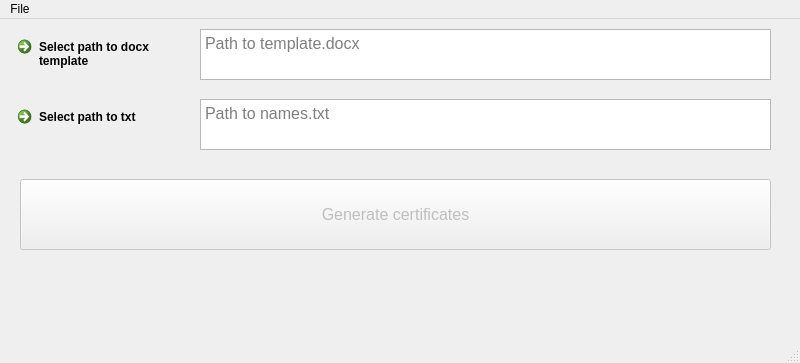
Before: the Qt Designer form design.ui in trnkv/certificates-generator, drawn with Qt 5.
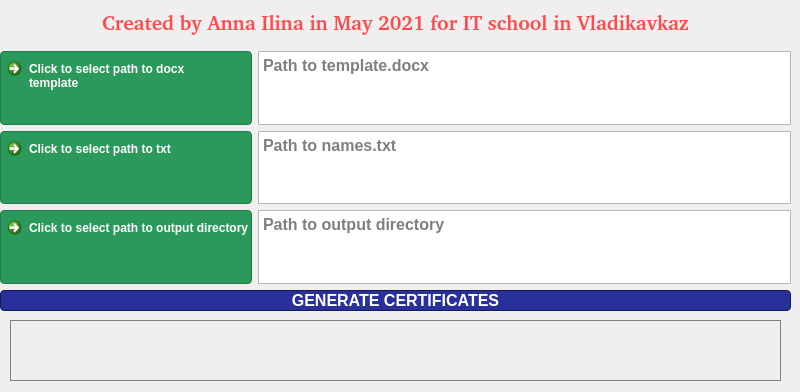
After: the same form once the commit is applied.

```diff
--- a/design.ui
+++ b/design.ui
@@ -7,95 +7,809 @@
     <x>0</x>
     <y>0</y>
     <width>800</width>
-    <height>363</height>
+    <height>392</height>
    </rect>
   </property>
+  <property name="font">
+   <font>
+    <pointsize>14</pointsize>
+    <weight>75</weight>
+    <bold>true</bold>
+   </font>
+  </property>
   <property name="windowTitle">
    <string>MainWindow</string>
   </property>
   <widget class="QWidget" name="centralwidget">
-   <widget class="QTextBrowser" name="tb_docx">
+   <widget class="QWidget" name="verticalLayoutWidget">
     <property name="geometry">
      <rect>
-      <x>200</x>
+      <x>0</x>
       <y>10</y>
-      <width>571</width>
-      <height>51</height>
+      <width>791</width>
+      <height>301</height>
      </rect>
     </property>
-    <property name="font">
-     <font>
-      <pointsize>12</pointsize>
-     </font>
-    </property>
-    <property name="placeholderText">
-     <string>Path to template.docx</string>
-    </property>
-   </widget>
-   <widget class="QCommandLinkButton" name="bt_docx">
-    <property name="geometry">
-     <rect>
-      <x>10</x>
-      <y>10</y>
-      <width>181</width>
-      <height>51</height>
-     </rect>
-    </property>
-    <property name="font">
-     <font>
-      <family>Segoe UI</family>
-      <pointsize>9</pointsize>
-     </font>
-    </property>
-    <property name="text">
-     <string>Select path to docx
+    <layout class="QVBoxLayout" name="verticalLayout_2">
+     <item>
+      <widget class="QLabel" name="label_author">
+       <property name="font">
+        <font>
+         <family>‘Enriqueta’,arial,serif</family>
+         <pointsize>-1</pointsize>
+         <weight>75</weight>
+         <italic>false</italic>
+         <bold>true</bold>
+         <underline>false</underline>
+        </font>
+       </property>
+       <property name="styleSheet">
+        <string notr="true">font-family: ‘Enriqueta’, arial, serif; line-height: 1.25; margin: 0 0 10px; font-size: 20px; font-weight: bold; color: rgb(255, 74, 74); text-shadow: 0px 3px 0px #b2a98f, 0px 14px 10px rgba(0,0,0,0.15), 0px 24px 2px rgba(0,0,0,0.1), 0px 34px 30px rgba(0,0,0,0.1);
+</string>
+       </property>
+       <property name="text">
+        <string>Created by Anna Ilina in May 2021 for IT school in Vladikavkaz</string>
+       </property>
+       <property name="alignment">
+        <set>Qt::AlignCenter</set>
+       </property>
+      </widget>
+     </item>
+     <item>
+      <layout class="QGridLayout" name="gridLayout">
+       <item row="3" column="0">
+        <widget class="QCommandLinkButton" name="bt_output">
+         <property name="palette">
+          <palette>
+           <active>
+            <colorrole role="WindowText">
+             <brush brushstyle="SolidPattern">
+              <color alpha="255">
+               <red>255</red>
+               <green>255</green>
+               <blue>255</blue>
+              </color>
+             </brush>
+            </colorrole>
+            <colorrole role="Button">
+             <brush brushstyle="SolidPattern">
+              <color alpha="255">
+               <red>43</red>
+               <green>153</green>
+               <blue>91</blue>
+              </color>
+             </brush>
+            </colorrole>
+            <colorrole role="Text">
+             <brush brushstyle="SolidPattern">
+              <color alpha="255">
+               <red>255</red>
+               <green>255</green>
+               <blue>255</blue>
+              </color>
+             </brush>
+            </colorrole>
+            <colorrole role="ButtonText">
+             <brush brushstyle="SolidPattern">
+              <color alpha="255">
+               <red>255</red>
+               <green>255</green>
+               <blue>255</blue>
+              </color>
+             </brush>
+            </colorrole>
+            <colorrole role="Base">
+             <brush brushstyle="SolidPattern">
+              <color alpha="255">
+               <red>43</red>
+               <green>153</green>
+               <blue>91</blue>
+              </color>
+             </brush>
+            </colorrole>
+            <colorrole role="Window">
+             <brush brushstyle="SolidPattern">
+              <color alpha="255">
+               <red>43</red>
+               <green>153</green>
+               <blue>91</blue>
+              </color>
+             </brush>
+            </colorrole>
+            <colorrole role="PlaceholderText">
+             <brush brushstyle="NoBrush">
+              <color alpha="128">
+               <red>255</red>
+               <green>255</green>
+               <blue>255</blue>
+              </color>
+             </brush>
+            </colorrole>
+           </active>
+           <inactive>
+            <colorrole role="WindowText">
+             <brush brushstyle="SolidPattern">
+              <color alpha="255">
+               <red>255</red>
+               <green>255</green>
+               <blue>255</blue>
+              </color>
+             </brush>
+            </colorrole>
+            <colorrole role="Button">
+             <brush brushstyle="SolidPattern">
+              <color alpha="255">
+               <red>43</red>
+               <green>153</green>
+               <blue>91</blue>
+              </color>
+             </brush>
+            </colorrole>
+            <colorrole role="Text">
+             <brush brushstyle="SolidPattern">
+              <color alpha="255">
+               <red>255</red>
+               <green>255</green>
+               <blue>255</blue>
+              </color>
+             </brush>
+            </colorrole>
+            <colorrole role="ButtonText">
+             <brush brushstyle="SolidPattern">
+              <color alpha="255">
+               <red>255</red>
+               <green>255</green>
+               <blue>255</blue>
+              </color>
+             </brush>
+            </colorrole>
+            <colorrole role="Base">
+             <brush brushstyle="SolidPattern">
+              <color alpha="255">
+               <red>43</red>
+               <green>153</green>
+               <blue>91</blue>
+              </color>
+             </brush>
+            </colorrole>
+            <colorrole role="Window">
+             <brush brushstyle="SolidPattern">
+              <color alpha="255">
+               <red>43</red>
+               <green>153</green>
+               <blue>91</blue>
+              </color>
+             </brush>
+            </colorrole>
+            <colorrole role="PlaceholderText">
+             <brush brushstyle="NoBrush">
+              <color alpha="128">
+               <red>255</red>
+               <green>255</green>
+               <blue>255</blue>
+              </color>
+             </brush>
+            </colorrole>
+           </inactive>
+           <disabled>
+            <colorrole role="WindowText">
+             <brush brushstyle="SolidPattern">
+              <color alpha="255">
+               <red>255</red>
+               <green>255</green>
+               <blue>255</blue>
+              </color>
+             </brush>
+            </colorrole>
+            <colorrole role="Button">
+             <brush brushstyle="SolidPattern">
+              <color alpha="255">
+               <red>43</red>
+               <green>153</green>
+               <blue>91</blue>
+              </color>
+             </brush>
+            </colorrole>
+            <colorrole role="Text">
+             <brush brushstyle="SolidPattern">
+              <color alpha="255">
+               <red>255</red>
+               <green>255</green>
+               <blue>255</blue>
+              </color>
+             </brush>
+            </colorrole>
+            <colorrole role="ButtonText">
+             <brush brushstyle="SolidPattern">
+              <color alpha="255">
+               <red>255</red>
+               <green>255</green>
+               <blue>255</blue>
+              </color>
+             </brush>
+            </colorrole>
+            <colorrole role="Base">
+             <brush brushstyle="SolidPattern">
+              <color alpha="255">
+               <red>43</red>
+               <green>153</green>
+               <blue>91</blue>
+              </color>
+             </brush>
+            </colorrole>
+            <colorrole role="Window">
+             <brush brushstyle="SolidPattern">
+              <color alpha="255">
+               <red>43</red>
+               <green>153</green>
+               <blue>91</blue>
+              </color>
+             </brush>
+            </colorrole>
+            <colorrole role="PlaceholderText">
+             <brush brushstyle="NoBrush">
+              <color alpha="128">
+               <red>255</red>
+               <green>255</green>
+               <blue>255</blue>
+              </color>
+             </brush>
+            </colorrole>
+           </disabled>
+          </palette>
+         </property>
+         <property name="font">
+          <font>
+           <family>Arial,Helvetica,sans-serif</family>
+           <pointsize>9</pointsize>
+           <weight>75</weight>
+           <bold>true</bold>
+           <underline>false</underline>
+           <strikeout>false</strikeout>
+          </font>
+         </property>
+         <property name="autoFillBackground">
+          <bool>false</bool>
+         </property>
+         <property name="styleSheet">
+          <string notr="true">border-radius: 4px; box-shadow: inset 0 1px 0 rgba(255, 255, 255, 0.2), 0 1px 2px rgba(0, 0, 0, 0.08); color: #fff; font-family: Arial, Helvetica, sans-serif; text-decoration: none; text-shadow: 0 1px 1px rgba(0, 0, 0, 0.075); background-color: rgb( 43, 153, 91 ); border: 1px solid rgb( 33, 126, 74 );</string>
+         </property>
+         <property name="text">
+          <string>Click to select path to output directory</string>
+         </property>
+        </widget>
+       </item>
+       <item row="1" column="1">
+        <widget class="QTextBrowser" name="tb_docx">
+         <property name="font">
+          <font>
+           <pointsize>12</pointsize>
+           <weight>75</weight>
+           <bold>true</bold>
+          </font>
+         </property>
+         <property name="placeholderText">
+          <string>Path to template.docx</string>
+         </property>
+        </widget>
+       </item>
+       <item row="1" column="0">
+        <widget class="QCommandLinkButton" name="bt_docx">
+         <property name="palette">
+          <palette>
+           <active>
+            <colorrole role="WindowText">
+             <brush brushstyle="SolidPattern">
+              <color alpha="255">
+               <red>255</red>
+               <green>255</green>
+               <blue>255</blue>
+              </color>
+             </brush>
+            </colorrole>
+            <colorrole role="Button">
+             <brush brushstyle="SolidPattern">
+              <color alpha="255">
+               <red>43</red>
+               <green>153</green>
+               <blue>91</blue>
+              </color>
+             </brush>
+            </colorrole>
+            <colorrole role="Text">
+             <brush brushstyle="SolidPattern">
+              <color alpha="255">
+               <red>255</red>
+               <green>255</green>
+               <blue>255</blue>
+              </color>
+             </brush>
+            </colorrole>
+            <colorrole role="ButtonText">
+             <brush brushstyle="SolidPattern">
+              <color alpha="255">
+               <red>255</red>
+               <green>255</green>
+               <blue>255</blue>
+              </color>
+             </brush>
+            </colorrole>
+            <colorrole role="Base">
+             <brush brushstyle="SolidPattern">
+              <color alpha="255">
+               <red>43</red>
+               <green>153</green>
+               <blue>91</blue>
+              </color>
+             </brush>
+            </colorrole>
+            <colorrole role="Window">
+             <brush brushstyle="SolidPattern">
+              <color alpha="255">
+               <red>43</red>
+               <green>153</green>
+               <blue>91</blue>
+              </color>
+             </brush>
+            </colorrole>
+            <colorrole role="PlaceholderText">
+             <brush brushstyle="NoBrush">
+              <color alpha="128">
+               <red>0</red>
+               <green>0</green>
+               <blue>0</blue>
+              </color>
+             </brush>
+            </colorrole>
+           </active>
+           <inactive>
+            <colorrole role="WindowText">
+             <brush brushstyle="SolidPattern">
+              <color alpha="255">
+               <red>255</red>
+               <green>255</green>
+               <blue>255</blue>
+              </color>
+             </brush>
+            </colorrole>
+            <colorrole role="Button">
+             <brush brushstyle="SolidPattern">
+              <color alpha="255">
+               <red>43</red>
+               <green>153</green>
+               <blue>91</blue>
+              </color>
+             </brush>
+            </colorrole>
+            <colorrole role="Text">
+             <brush brushstyle="SolidPattern">
+              <color alpha="255">
+               <red>255</red>
+               <green>255</green>
+               <blue>255</blue>
+              </color>
+             </brush>
+            </colorrole>
+            <colorrole role="ButtonText">
+             <brush brushstyle="SolidPattern">
+              <color alpha="255">
+               <red>255</red>
+               <green>255</green>
+               <blue>255</blue>
+              </color>
+             </brush>
+            </colorrole>
+            <colorrole role="Base">
+             <brush brushstyle="SolidPattern">
+              <color alpha="255">
+               <red>43</red>
+               <green>153</green>
+               <blue>91</blue>
+              </color>
+             </brush>
+            </colorrole>
+            <colorrole role="Window">
+             <brush brushstyle="SolidPattern">
+              <color alpha="255">
+               <red>43</red>
+               <green>153</green>
+               <blue>91</blue>
+              </color>
+             </brush>
+            </colorrole>
+            <colorrole role="PlaceholderText">
+             <brush brushstyle="NoBrush">
+              <color alpha="128">
+               <red>255</red>
+               <green>255</green>
+               <blue>255</blue>
+              </color>
+             </brush>
+            </colorrole>
+           </inactive>
+           <disabled>
+            <colorrole role="WindowText">
+             <brush brushstyle="SolidPattern">
+              <color alpha="255">
+               <red>255</red>
+               <green>255</green>
+               <blue>255</blue>
+              </color>
+             </brush>
+            </colorrole>
+            <colorrole role="Button">
+             <brush brushstyle="SolidPattern">
+              <color alpha="255">
+               <red>43</red>
+               <green>153</green>
+               <blue>91</blue>
+              </color>
+             </brush>
+            </colorrole>
+            <colorrole role="Text">
+             <brush brushstyle="SolidPattern">
+              <color alpha="255">
+               <red>255</red>
+               <green>255</green>
+               <blue>255</blue>
+              </color>
+             </brush>
+            </colorrole>
+            <colorrole role="ButtonText">
+             <brush brushstyle="SolidPattern">
+              <color alpha="255">
+               <red>255</red>
+               <green>255</green>
+               <blue>255</blue>
+              </color>
+             </brush>
+            </colorrole>
+            <colorrole role="Base">
+             <brush brushstyle="SolidPattern">
+              <color alpha="255">
+               <red>43</red>
+               <green>153</green>
+               <blue>91</blue>
+              </color>
+             </brush>
+            </colorrole>
+            <colorrole role="Window">
+             <brush brushstyle="SolidPattern">
+              <color alpha="255">
+               <red>43</red>
+               <green>153</green>
+               <blue>91</blue>
+              </color>
+             </brush>
+            </colorrole>
+            <colorrole role="PlaceholderText">
+             <brush brushstyle="NoBrush">
+              <color alpha="128">
+               <red>0</red>
+               <green>0</green>
+               <blue>0</blue>
+              </color>
+             </brush>
+            </colorrole>
+           </disabled>
+          </palette>
+         </property>
+         <property name="font">
+          <font>
+           <family>Arial,Helvetica,sans-serif</family>
+           <pointsize>9</pointsize>
+           <weight>75</weight>
+           <italic>false</italic>
+           <bold>true</bold>
+           <underline>false</underline>
+           <strikeout>false</strikeout>
+          </font>
+         </property>
+         <property name="autoFillBackground">
+          <bool>false</bool>
+         </property>
+         <property name="styleSheet">
+          <string notr="true">border-radius: 4px; box-shadow: inset 0 1px 0 rgba(255, 255, 255, 0.2), 0 1px 2px rgba(0, 0, 0, 0.08); color: #fff; font-family: Arial, Helvetica, sans-serif; text-decoration: none; text-shadow: 0 1px 1px rgba(0, 0, 0, 0.075); background-color: rgb( 43, 153, 91 ); border: 1px solid rgb( 33, 126, 74 );</string>
+         </property>
+         <property name="text">
+          <string>Click to select path to docx
 template</string>
-    </property>
+         </property>
+         <property name="iconSize">
+          <size>
+           <width>20</width>
+           <height>20</height>
+          </size>
+         </property>
+         <property name="checkable">
+          <bool>false</bool>
+         </property>
+        </widget>
+       </item>
+       <item row="2" column="0">
+        <widget class="QCommandLinkButton" name="bt_txt">
+         <property name="palette">
+          <palette>
+           <active>
+            <colorrole role="WindowText">
+             <brush brushstyle="SolidPattern">
+              <color alpha="255">
+               <red>255</red>
+               <green>255</green>
+               <blue>255</blue>
+              </color>
+             </brush>
+            </colorrole>
+            <colorrole role="Button">
+             <brush brushstyle="SolidPattern">
+              <color alpha="255">
+               <red>43</red>
+               <green>153</green>
+               <blue>91</blue>
+              </color>
+             </brush>
+            </colorrole>
+            <colorrole role="Text">
+             <brush brushstyle="SolidPattern">
+              <color alpha="255">
+               <red>255</red>
+               <green>255</green>
+               <blue>255</blue>
+              </color>
+             </brush>
+            </colorrole>
+            <colorrole role="ButtonText">
+             <brush brushstyle="SolidPattern">
+              <color alpha="255">
+               <red>255</red>
+               <green>255</green>
+               <blue>255</blue>
+              </color>
+             </brush>
+            </colorrole>
+            <colorrole role="Base">
+             <brush brushstyle="SolidPattern">
+              <color alpha="255">
+               <red>43</red>
+               <green>153</green>
+               <blue>91</blue>
+              </color>
+             </brush>
+            </colorrole>
+            <colorrole role="Window">
+             <brush brushstyle="SolidPattern">
+              <color alpha="255">
+               <red>43</red>
+               <green>153</green>
+               <blue>91</blue>
+              </color>
+             </brush>
+            </colorrole>
+            <colorrole role="PlaceholderText">
+             <brush brushstyle="NoBrush">
+              <color alpha="128">
+               <red>255</red>
+               <green>255</green>
+               <blue>255</blue>
+              </color>
+             </brush>
+            </colorrole>
+           </active>
+           <inactive>
+            <colorrole role="WindowText">
+             <brush brushstyle="SolidPattern">
+              <color alpha="255">
+               <red>255</red>
+               <green>255</green>
+               <blue>255</blue>
+              </color>
+             </brush>
+            </colorrole>
+            <colorrole role="Button">
+             <brush brushstyle="SolidPattern">
+              <color alpha="255">
+               <red>43</red>
+               <green>153</green>
+               <blue>91</blue>
+              </color>
+             </brush>
+            </colorrole>
+            <colorrole role="Text">
+             <brush brushstyle="SolidPattern">
+              <color alpha="255">
+               <red>255</red>
+               <green>255</green>
+               <blue>255</blue>
+              </color>
+             </brush>
+            </colorrole>
+            <colorrole role="ButtonText">
+             <brush brushstyle="SolidPattern">
+              <color alpha="255">
+               <red>255</red>
+               <green>255</green>
+               <blue>255</blue>
+              </color>
+             </brush>
+            </colorrole>
+            <colorrole role="Base">
+             <brush brushstyle="SolidPattern">
+              <color alpha="255">
+               <red>43</red>
+               <green>153</green>
+               <blue>91</blue>
+              </color>
+             </brush>
+            </colorrole>
+            <colorrole role="Window">
+             <brush brushstyle="SolidPattern">
+              <color alpha="255">
+               <red>43</red>
+               <green>153</green>
+               <blue>91</blue>
+              </color>
+             </brush>
+            </colorrole>
+            <colorrole role="PlaceholderText">
+             <brush brushstyle="NoBrush">
+              <color alpha="128">
+               <red>255</red>
+               <green>255</green>
+               <blue>255</blue>
+              </color>
+             </brush>
+            </colorrole>
+           </inactive>
+           <disabled>
+            <colorrole role="WindowText">
+             <brush brushstyle="SolidPattern">
+              <color alpha="255">
+               <red>255</red>
+               <green>255</green>
+               <blue>255</blue>
+              </color>
+             </brush>
+            </colorrole>
+            <colorrole role="Button">
+             <brush brushstyle="SolidPattern">
+              <color alpha="255">
+               <red>43</red>
+               <green>153</green>
+               <blue>91</blue>
+              </color>
+             </brush>
+            </colorrole>
+            <colorrole role="Text">
+             <brush brushstyle="SolidPattern">
+              <color alpha="255">
+               <red>255</red>
+               <green>255</green>
+               <blue>255</blue>
+              </color>
+             </brush>
+            </colorrole>
+            <colorrole role="ButtonText">
+             <brush brushstyle="SolidPattern">
+              <color alpha="255">
+               <red>255</red>
+               <green>255</green>
+               <blue>255</blue>
+              </color>
+             </brush>
+            </colorrole>
+            <colorrole role="Base">
+             <brush brushstyle="SolidPattern">
+              <color alpha="255">
+               <red>43</red>
+               <green>153</green>
+               <blue>91</blue>
+              </color>
+             </brush>
+            </colorrole>
+            <colorrole role="Window">
+             <brush brushstyle="SolidPattern">
+              <color alpha="255">
+               <red>43</red>
+               <green>153</green>
+               <blue>91</blue>
+              </color>
+             </brush>
+            </colorrole>
+            <colorrole role="PlaceholderText">
+             <brush brushstyle="NoBrush">
+              <color alpha="128">
+               <red>255</red>
+               <green>255</green>
+               <blue>255</blue>
+              </color>
+             </brush>
+            </colorrole>
+           </disabled>
+          </palette>
+         </property>
+         <property name="font">
+          <font>
+           <family>Arial,Helvetica,sans-serif</family>
+           <pointsize>9</pointsize>
+           <weight>75</weight>
+           <bold>true</bold>
+           <underline>false</underline>
+           <strikeout>false</strikeout>
+          </font>
+         </property>
+         <property name="autoFillBackground">
+          <bool>false</bool>
+         </property>
+         <property name="styleSheet">
+          <string notr="true">border-radius: 4px; box-shadow: inset 0 1px 0 rgba(255, 255, 255, 0.2), 0 1px 2px rgba(0, 0, 0, 0.08); color: #fff; font-family: Arial, Helvetica, sans-serif; text-decoration: none; text-shadow: 0 1px 1px rgba(0, 0, 0, 0.075); background-color: rgb( 43, 153, 91 ); border: 1px solid rgb( 33, 126, 74 );</string>
+         </property>
+         <property name="text">
+          <string>Click to select path to txt</string>
+         </property>
+        </widget>
+       </item>
+       <item row="2" column="1">
+        <widget class="QTextBrowser" name="tb_txt">
+         <property name="font">
+          <font>
+           <pointsize>12</pointsize>
+           <weight>75</weight>
+           <bold>true</bold>
+          </font>
+         </property>
+         <property name="placeholderText">
+          <string>Path to names.txt</string>
+         </property>
+        </widget>
+       </item>
+       <item row="3" column="1">
+        <widget class="QTextBrowser" name="tb_output">
+         <property name="font">
+          <font>
+           <pointsize>12</pointsize>
+           <weight>75</weight>
+           <bold>true</bold>
+          </font>
+         </property>
+         <property name="placeholderText">
+          <string>Path to output directory</string>
+         </property>
+        </widget>
+       </item>
+      </layout>
+     </item>
+     <item>
+      <widget class="QPushButton" name="bt_gen">
+       <property name="enabled">
+        <bool>false</bool>
+       </property>
+       <property name="font">
+        <font>
+         <family>Arial,Helvetica,sans-serif</family>
+         <pointsize>12</pointsize>
+         <weight>75</weight>
+         <bold>true</bold>
+         <underline>false</underline>
+         <strikeout>false</strikeout>
+        </font>
+       </property>
+       <property name="styleSheet">
+        <string notr="true">border-radius: 4px; box-shadow: inset 0 1px 0 rgba(255, 255, 255, 0.2), 0 1px 2px rgba(0, 0, 0, 0.08); color: #fff; font-family: Arial, Helvetica, sans-serif; text-decoration: none; text-shadow: 0 1px 1px rgba(0, 0, 0, 0.075); background-color: rgb(42, 48, 153); border: 1px solid rgb(22, 26, 81);</string>
+       </property>
+       <property name="text">
+        <string>GENERATE CERTIFICATES</string>
+       </property>
+      </widget>
+     </item>
+    </layout>
    </widget>
-   <widget class="QTextBrowser" name="tb_txt">
-    <property name="geometry">
-     <rect>
-      <x>200</x>
-      <y>80</y>
-      <width>571</width>
-      <height>51</height>
-     </rect>
-    </property>
-    <property name="font">
-     <font>
-      <pointsize>12</pointsize>
-     </font>
-    </property>
-    <property name="placeholderText">
-     <string>Path to names.txt</string>
-    </property>
-   </widget>
-   <widget class="QCommandLinkButton" name="bt_txt">
+   <widget class="QLabel" name="label_info">
     <property name="geometry">
      <rect>
       <x>10</x>
-      <y>80</y>
-      <width>181</width>
-      <height>51</height>
-     </rect>
-    </property>
-    <property name="font">
-     <font>
-      <family>Segoe UI</family>
-      <pointsize>9</pointsize>
-     </font>
-    </property>
-    <property name="text">
-     <string>Select path to txt</string>
-    </property>
-   </widget>
-   <widget class="QLabel" name="label">
-    <property name="geometry">
-     <rect>
-      <x>20</x>
-      <y>240</y>
-      <width>751</width>
-      <height>51</height>
+      <y>320</y>
+      <width>771</width>
+      <height>61</height>
      </rect>
     </property>
     <property name="font">
@@ -105,51 +819,23 @@
       <bold>true</bold>
      </font>
     </property>
-    <property name="text">
-     <string/>
-    </property>
-   </widget>
-   <widget class="QPushButton" name="bt_gen">
-    <property name="enabled">
+    <property name="autoFillBackground">
      <bool>false</bool>
     </property>
-    <property name="geometry">
-     <rect>
-      <x>20</x>
-      <y>160</y>
-      <width>751</width>
-      <height>71</height>
-     </rect>
-    </property>
-    <property name="font">
-     <font>
-      <pointsize>12</pointsize>
-     </font>
+    <property name="styleSheet">
+     <string notr="true">border: 1px solid grey;</string>
     </property>
     <property name="text">
-     <string>Generate certificates</string>
+     <string/>
     </property>
    </widget>
   </widget>
-  <widget class="QMenuBar" name="menubar">
-   <property name="geometry">
-    <rect>
-     <x>0</x>
-     <y>0</y>
-     <width>800</width>
-     <height>29</height>
-    </rect>
+  <action name="bt_docx_clicked">
+   <property name="text">
+    <string>bt_docx_clicked</string>
    </property>
-   <widget class="QMenu" name="menubout">
-    <property name="title">
-     <string>File</string>
-    </property>
-    <addaction name="actionAbout"/>
-   </widget>
-   <addaction name="menubout"/>
-  </widget>
-  <widget class="QStatusBar" name="statusbar"/>
-  <action name="actionAbout">
+  </action>
+  <action name="bt_txt_clicked">
    <property name="text">
     <string>About</string>
    </property>
```
Left out of the diff: 43 changed lines with no effect on the pictures.
